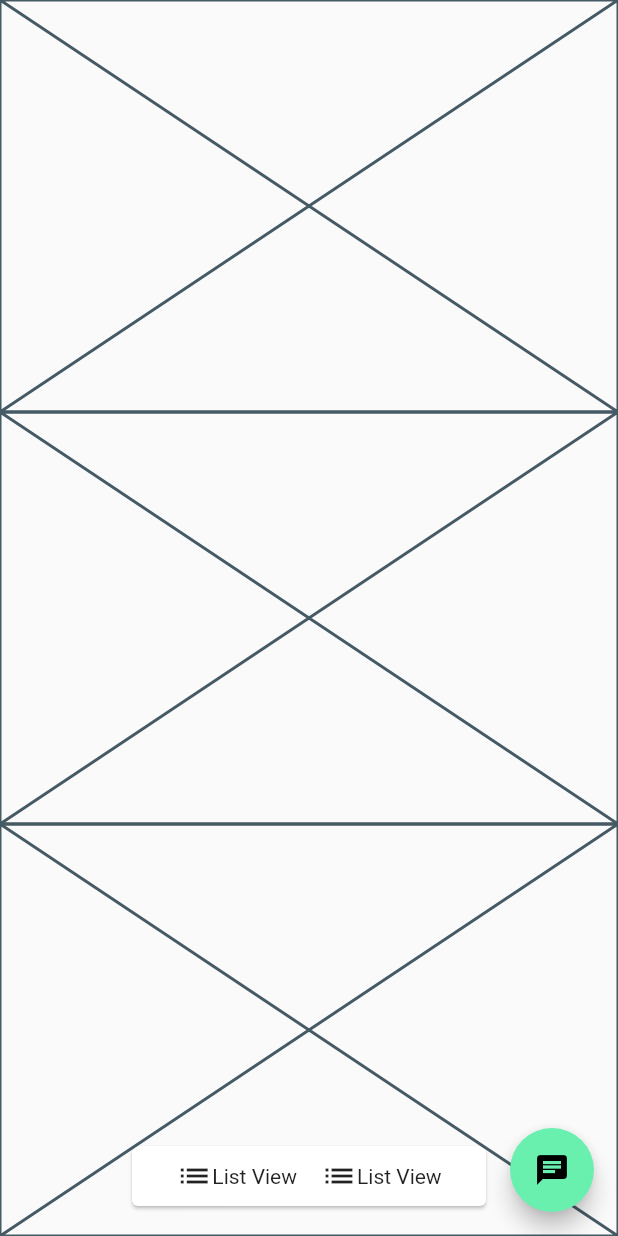
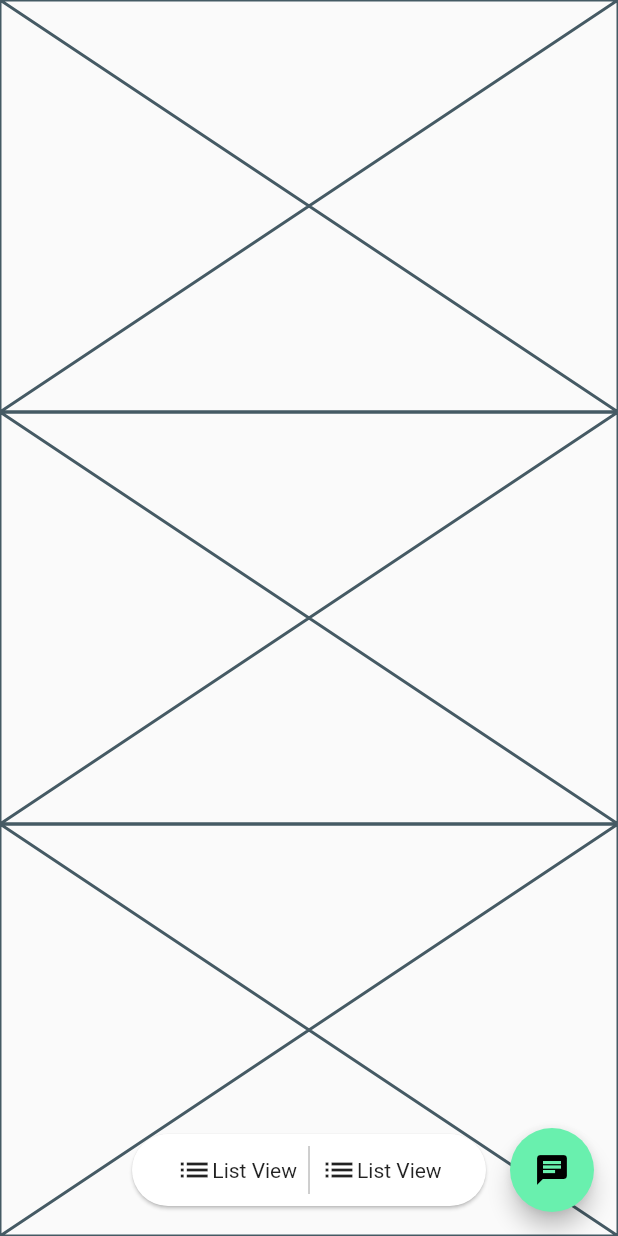
Before and after one commit to JAICHANGPARK/flutter_notebook_11th_story, a Flutter app: the screen it shows after launch, on a phone screen of 412 x 824 dp. Run offline on Flutter 3.47's test engine with Material 2 defaults, Android fonts, the phone set to English and light mode, and no system bars; our stand-ins replace backdrop, badges, flutter_inner_drawer, flutter_slidable, flutter_swiper, google_fonts.

Commit message:
Update irys_home_page.dart

```diff
--- a/lib/ep727_irys_mobile_app/ui/irys_home_page.dart
+++ b/lib/ep727_irys_mobile_app/ui/irys_home_page.dart
@@ -20,6 +20,9 @@ class _IrysHomePageState extends State<IrysHomePage> {
               child: Padding(
                 padding: const EdgeInsets.symmetric(horizontal: 84),
                 child: Card(
+                  shape: RoundedRectangleBorder(
+                    borderRadius: BorderRadius.circular(24)
+                  ),
                   child: Padding(
                     padding: const EdgeInsets.all(8.0),
                     child: Row(
@@ -30,6 +33,7 @@ class _IrysHomePageState extends State<IrysHomePage> {
                           children: [Icon(Icons.list), Text("List View")],
                         ),
                         SizedBox(
+                          height: 32,
                           child: VerticalDivider(
                             color: Colors.grey,
                           ),
```
